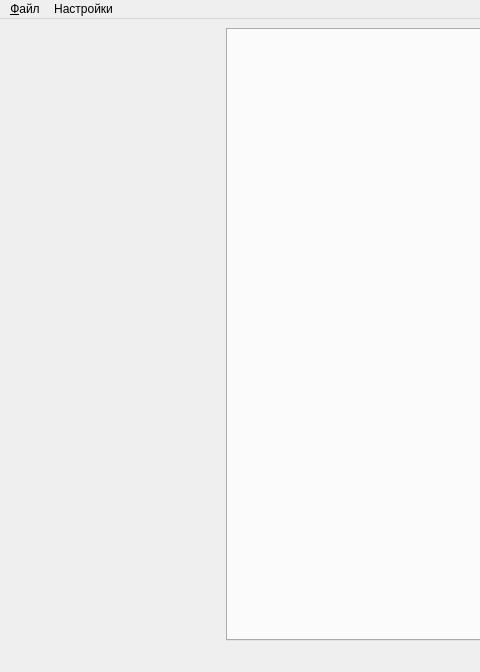
Before: the Qt Designer form mainwindow.ui in igrekus/divider_measure, drawn with Qt 5; both pictures show x 0 to 480 and y 0 to 672 of the 1538 by 672 pixel window.
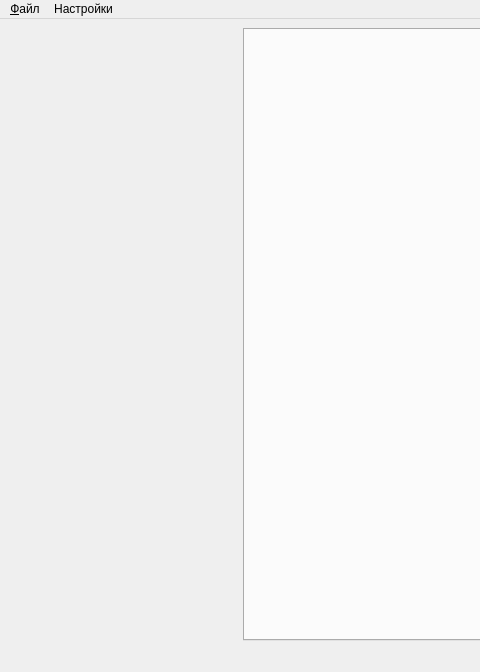
After: the same form once the commit is applied.

The edit to the form file:
```diff
--- a/mainwindow.ui
+++ b/mainwindow.ui
@@ -14,7 +14,7 @@
    <string>Измерение параметров аттенюаторов-фазовращателей</string>
   </property>
   <widget class="QWidget" name="centralwidget">
-   <layout class="QHBoxLayout" name="horizontalLayout" stretch="2,12">
+   <layout class="QHBoxLayout" name="horizontalLayout" stretch="2,11">
     <item>
      <layout class="QVBoxLayout" name="layInstrs">
       <property name="spacing">
```
